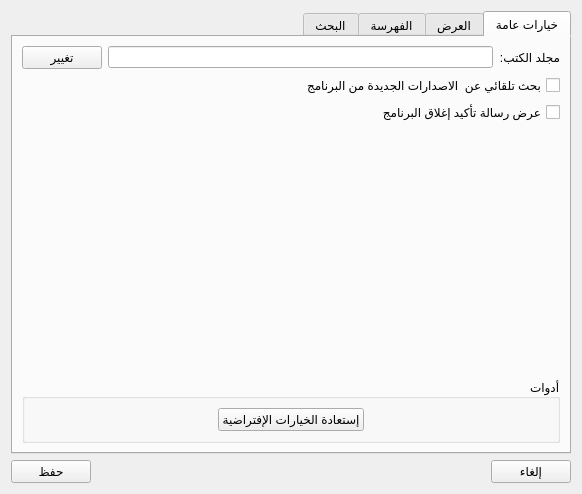
The window that src/settingsdialog.ui (boussouira/moltaqa) describes before a commit, drawn with Qt 5.
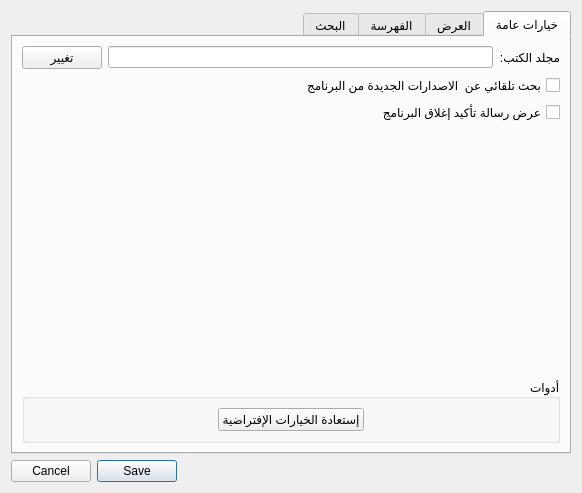
The same window after the commit.

Commit message: Use button box in settings dialog

The edit to the form file:
```diff
--- a/src/settingsdialog.ui
+++ b/src/settingsdialog.ui
@@ -967,35 +967,11 @@
     </widget>
    </item>
    <item>
-    <layout class="QHBoxLayout" name="horizontalLayout_2">
-     <item>
-      <widget class="QPushButton" name="pushCancel">
-       <property name="text">
-        <string>إلغاء</string>
-       </property>
-      </widget>
-     </item>
-     <item>
-      <spacer name="horizontalSpacer">
-       <property name="orientation">
-        <enum>Qt::Horizontal</enum>
-       </property>
-       <property name="sizeHint" stdset="0">
-        <size>
-         <width>40</width>
-         <height>20</height>
-        </size>
-       </property>
-      </spacer>
-     </item>
-     <item>
-      <widget class="QPushButton" name="pushSaveSettings">
-       <property name="text">
-        <string>حفظ</string>
-       </property>
-      </widget>
-     </item>
-    </layout>
+    <widget class="QDialogButtonBox" name="buttonBox">
+     <property name="standardButtons">
+      <set>QDialogButtonBox::Cancel|QDialogButtonBox::Save</set>
+     </property>
+    </widget>
    </item>
   </layout>
  </widget>
```
The commit also changes 1 other file.
